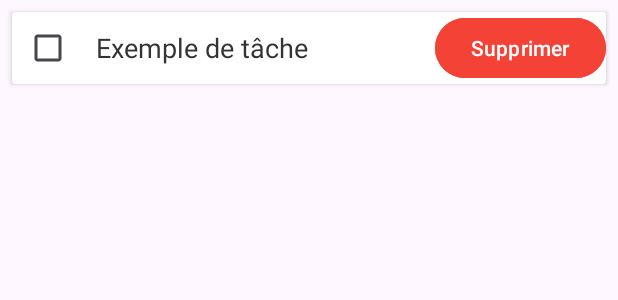
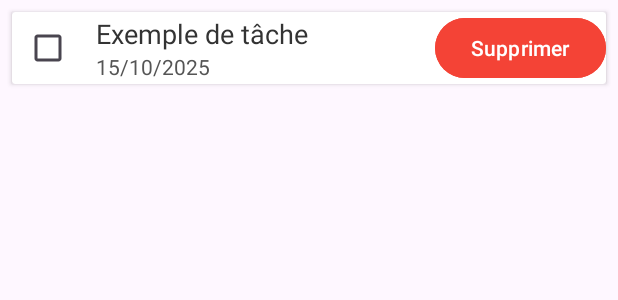
Before and after one commit to sindakhelil/SMARTtodoLISTAPP, an Android app: the layout item_task.xml on its own in the app's theme, with its tools: preview values and no code run, on a phone screen of 412 x 824 dp. Shown: the top 300 px of the screen. Run offline under Robolectric (Android 15) with nearby library versions, the light colour scheme and no system bars.

Commit message:
update itemtask

```diff
--- a/app/src/main/java/com/example/smarttodolistapp/TaskAdapter.java
+++ b/app/src/main/java/com/example/smarttodolistapp/TaskAdapter.java
@@ -47,6 +47,8 @@
         return taskList.size();
     }
 
+
+
     static class TaskViewHolder extends RecyclerView.ViewHolder {
         TextView taskText;
 
@@ -54,6 +56,8 @@
             super(itemView);
             // تصحيح id هنا
             taskText = itemView.findViewById(R.id.tvTask);
+
+
         }
     }
 }
--- a/app/src/main/res/layout/item_task.xml
+++ b/app/src/main/res/layout/item_task.xml
@@ -16,15 +16,29 @@
             android:layout_width="wrap_content"
             android:layout_height="wrap_content" />
 
-        <TextView
-            android:id="@+id/tvTask"
+        <LinearLayout
             android:layout_width="0dp"
             android:layout_height="wrap_content"
-            android:text="Exemple de tâche"
-            android:textSize="18sp"
+            android:orientation="vertical"
             android:layout_weight="1"
-            android:layout_marginStart="8dp"
-            android:textColor="#333333" />
+            android:layout_marginStart="8dp">
+
+            <TextView
+                android:id="@+id/tvTask"
+                android:layout_width="wrap_content"
+                android:layout_height="wrap_content"
+                android:text="Exemple de tâche"
+                android:textSize="18sp"
+                android:textColor="#333333" />
+
+            <TextView
+                android:id="@+id/tvDate"
+                android:layout_width="wrap_content"
+                android:layout_height="wrap_content"
+                android:text="15/10/2025"
+                android:textSize="14sp"
+                android:textColor="#555555" />
+        </LinearLayout>
 
         <Button
             android:id="@+id/buttonDelete"
@@ -33,6 +47,5 @@
             android:text="Supprimer"
             android:textColor="#FFFFFF"
             android:backgroundTint="#F44336" />
-
     </LinearLayout>
 </androidx.cardview.widget.CardView>
```
